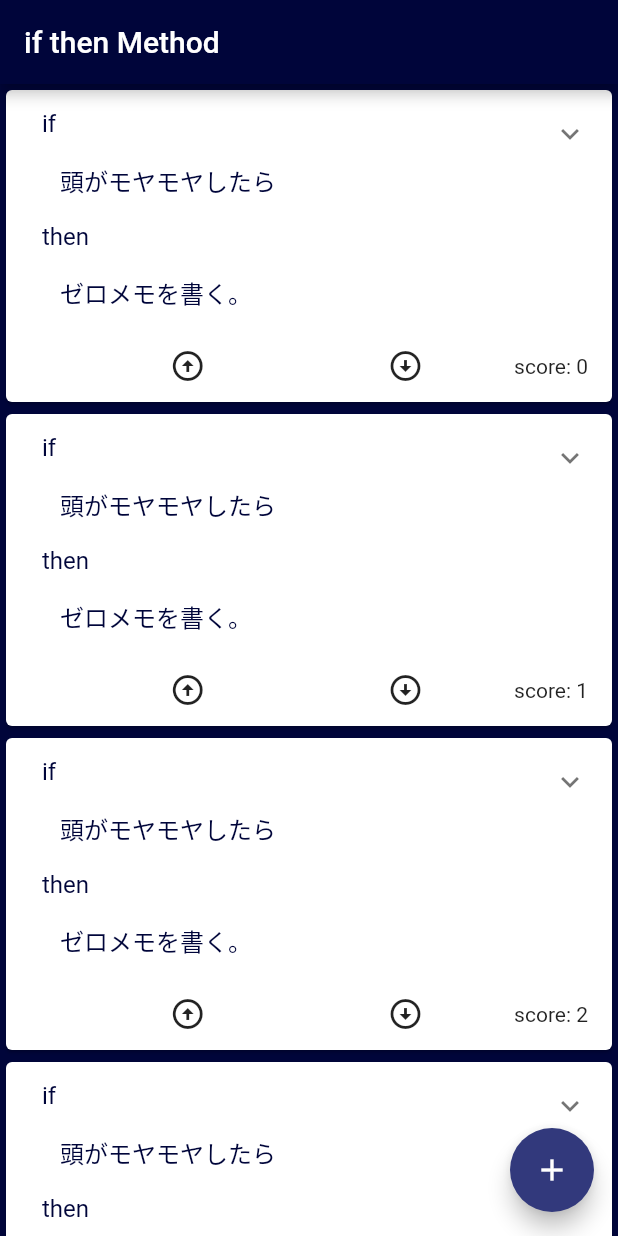
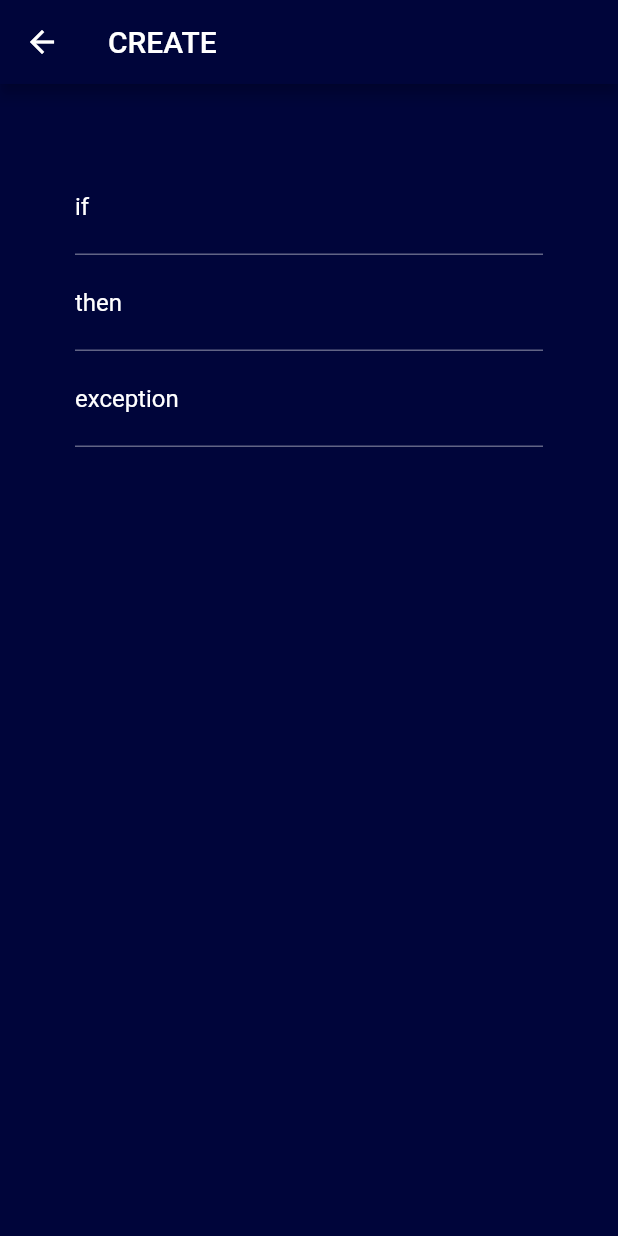
Before and after one commit to kuri-Maron/if_then_method, a Flutter app: the screen it shows after launch, after a tap on the "add" icon, on a phone screen of 412 x 824 dp. Run offline on Flutter 3.47's test engine with Material 2 defaults, Android fonts, the phone set to English and light mode, and no system bars.

Commit message:
add: 入力フォーム。ロジックなし。 #4

```diff
--- /dev/null
+++ b/lib/create_item_page.dart
@@ -0,0 +1,77 @@
+// import 'package:flutter/cupertino.dart';
+import 'package:flutter/material.dart';
+
+class CreateItemPage extends StatefulWidget {
+  @override
+  _CreateItemPageState createState() => _CreateItemPageState();
+}
+
+class _CreateItemPageState extends State<CreateItemPage> {
+  @override
+  Widget build(BuildContext context) {
+    return Scaffold(
+      appBar: AppBar(
+        title: Text('CREATE'),
+      ),
+      //もっと他の箇所で定義したい。テキストスタイルは。現状だと、sccafoldの仕組みで一旦再定義されるから、しょうがなく下記に定義。
+      body: DefaultTextStyle.merge(
+        style: TextStyle(
+          color: Colors.white,
+        ),
+        child: Form(
+          child: Container(
+            // alignment: Alignment.topCenter,
+            // alignment: Alignment.center,
+            padding: EdgeInsets.all(50.0),
+            child: Column(
+              // mainAxisSize: MainAxisSize.min,
+              children: <Widget>[
+                TextFormField(
+                  style: TextStyle(
+                    color: Colors.white,
+                  ),
+                  decoration: const InputDecoration(
+                    labelText: "if",
+                    hintText: 'もし〜ならば',
+                  ),
+                  validator: (value) {
+                    // TODO： テキストカラーを白にする
+                    if (value.isEmpty) {
+                      return '必須入力です';
+                    }
+                    return null;
+                  },
+                ),
+                TextFormField(
+                  style: TextStyle(
+                    color: Colors.white,
+                  ),
+                  decoration: const InputDecoration(
+                    labelText: "then",
+                    hintText: '〜する',
+                  ),
+                  validator: (value) {
+                    // TODO： テキストカラーを白にする
+                    if (value.isEmpty) {
+                      return '必須入力です';
+                    }
+                    return null;
+                  },
+                ),
+                TextFormField(
+                  style: TextStyle(
+                    color: Colors.white,
+                  ),
+                  decoration: const InputDecoration(
+                    labelText: "exception",
+                    hintText: ' 例外のアクションを入力',
+                  ),
+                ),
+              ],
+            ),
+          ),
+        ),
+      ),
+    );
+  }
+}
--- a/lib/main.dart
+++ b/lib/main.dart
@@ -1,6 +1,7 @@
 // import 'dart:html';
 
 import 'package:flutter/material.dart';
+import 'package:if_then_method/create_item_page.dart';
 
 void main() {
   runApp(MyApp());
@@ -12,9 +13,18 @@ class MyApp extends StatelessWidget {
     return MaterialApp(
       title: 'if then',
       theme: ThemeData(
-        // brightness: Brightness.dark, //これでテキストカラーを白にすることも可能だが、他に影響あり
+        // TODO: ダークテーマをベースにテキストカラーやカードバックグランドだけ、適宜スタイルカスタマイズすること
+        brightness: Brightness.dark, //これでテキストカラーを白にすることも可能だが、他に影響あり
         primaryColor: const Color(0xff00053A),
         scaffoldBackgroundColor: const Color(0xff00053A),
+        inputDecorationTheme: InputDecorationTheme(
+          hintStyle: TextStyle(
+            color: Colors.white,
+          ),
+          labelStyle: TextStyle(
+            color: Colors.white,
+          ),
+        ),
         // accentTextTheme: TextTheme(),
         // textTheme: TextTheme(
         //   bodyText1: TextStyle(), //このコード未理解
@@ -25,8 +35,8 @@ class MyApp extends StatelessWidget {
         // ),
       ),
       home: MyHomePage(
-          title: 'if then Method'
-              ''),
+        title: 'if then Method',
+      ),
     );
   }
 }
@@ -44,7 +54,6 @@ class _MyHomePageState extends State<MyHomePage> {
   final items = List<String>.generate(10000, (i) => "$i");
 
   //stateクラスの中に、フィールドに対しての操作をするメソッドを定義する
-  void _incrementCounter() {}
 
   @override
   Widget build(BuildContext context) {
@@ -235,9 +244,14 @@ class _MyHomePageState extends State<MyHomePage> {
       ),
       floatingActionButton: FloatingActionButton(
         //TODO: 関数の実装
-        onPressed: _incrementCounter,
+        onPressed: () {
+          Navigator.push(
+            context,
+            MaterialPageRoute(builder: (context) => CreateItemPage()),
+          );
+        },
         backgroundColor: const Color(0xff32397C),
-        tooltip: 'Increment',
+        tooltip: 'CREATE',
         child: Icon(Icons.add),
       ),
     );
```
